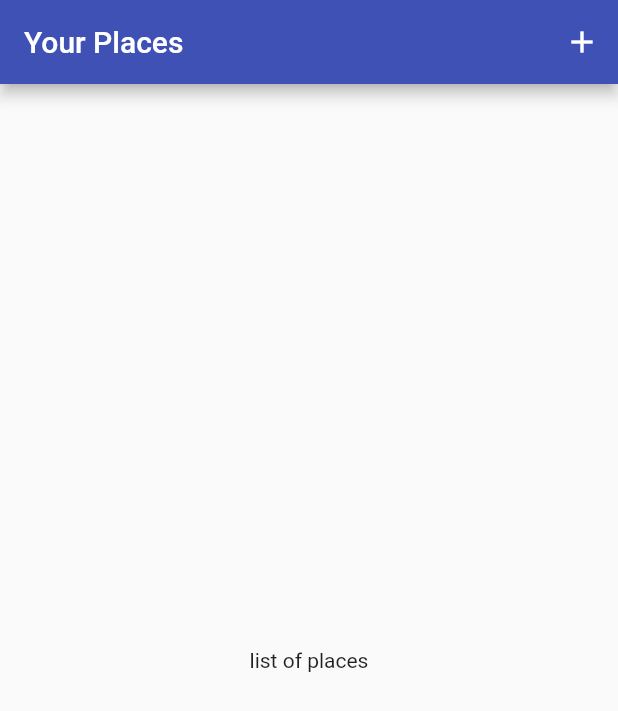
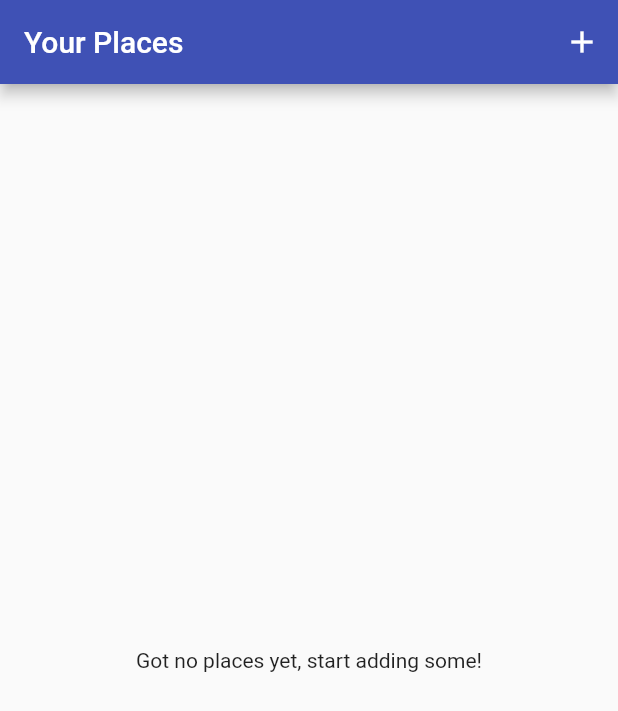
Before and after one commit to abhisheksudhir/great_places_app, a Flutter app: the screen it shows after launch, on a phone screen of 412 x 824 dp. Shown: the top 711 px of the screen. Run offline on Flutter 3.47's test engine with Material 2 defaults, Android fonts, the phone set to English and light mode, and no system bars; our stand-ins replace image_picker.

```diff
--- a/lib/screens/places_list_screen.dart
+++ b/lib/screens/places_list_screen.dart
@@ -1,6 +1,8 @@
 import 'package:flutter/material.dart';
+import 'package:provider/provider.dart';
 
 import '../screens/add_place_screen.dart';
+import '../providers/great_places.dart';
 
 class PlacesListScreen extends StatelessWidget {
   @override
@@ -17,8 +19,23 @@ class PlacesListScreen extends StatelessWidget {
           ),
         ],
       ),
-      body: Center(
-        child: Text('list of places'),
+      body: Consumer<GreatPlaces>(
+        child:
+            Center(child: const Text('Got no places yet, start adding some!')),
+        builder: (ctx, greatPlaces, ch) => greatPlaces.items.length <= 0
+            ? ch
+            : ListView.builder(
+                itemCount: greatPlaces.items.length,
+                itemBuilder: (ctx, i) => ListTile(
+                  leading: CircleAvatar(
+                    backgroundImage: FileImage(greatPlaces.items[i].image),
+                  ),
+                  title: Text(greatPlaces.items[i].title),
+                  onTap: () {
+                    //go to detail page
+                  },
+                ),
+              ),
       ),
     );
   }
--- a/lib/widgets/image_input.dart
+++ b/lib/widgets/image_input.dart
@@ -6,6 +6,10 @@ import 'package:path/path.dart' as path;
 import 'package:path_provider/path_provider.dart' as syspaths;
 
 class ImageInput extends StatefulWidget {
+  final Function onSelectImage;
+
+  ImageInput(this.onSelectImage);
+
   @override
   _ImageInputState createState() => _ImageInputState();
 }
@@ -24,7 +28,7 @@ class _ImageInputState extends State<ImageInput> {
     final appDir = await syspaths.getApplicationDocumentsDirectory();
     final fileName = path.basename(imageFile.path);
     final savedImage = await File(imageFile.path).copy('${appDir.path}/$fileName');
-    print(savedImage);
+    widget.onSelectImage(savedImage);
   }
 
   @override
```
Also changed, not shown: lib/providers/great_places.dart (+13 -0 lines), lib/screens/add_place_screen.dart (+20 -2 lines).
